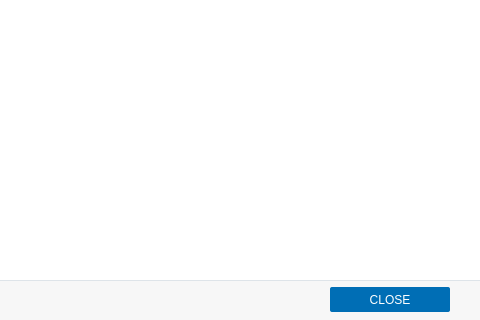
The window that client/dialogs/SignatureDialog.ui (open-eid/DigiDoc4-Client) describes before a commit, drawn with Qt 5; both pictures show x 533 to 1013 and y 279 to 599 of the 1013 by 599 pixel window.
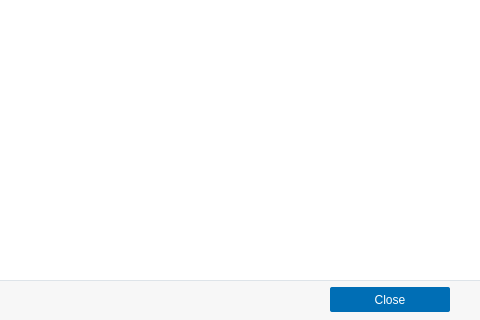
The same window after the commit. Custom widgets are drawn as their Qt base class.

The edit to the form file:
```diff
--- a/client/dialogs/SignatureDialog.ui
+++ b/client/dialogs/SignatureDialog.ui
@@ -545,7 +545,7 @@
 }</string>
         </property>
         <property name="text">
-         <string>CLOSE</string>
+         <string>Close</string>
         </property>
        </widget>
       </item>
```
Left out of the diff: 3 changed lines with no effect on the pictures.
